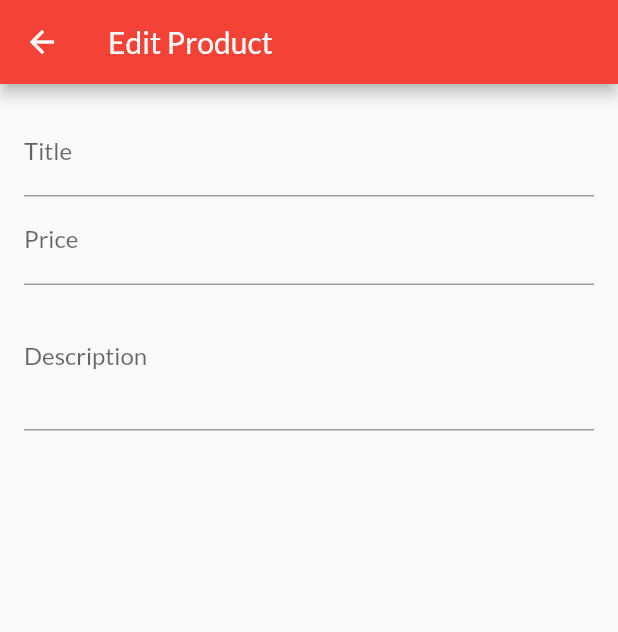
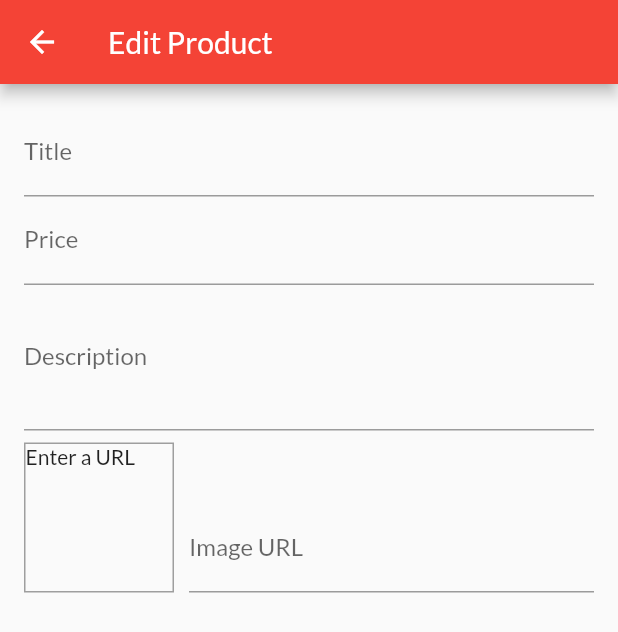
Before and after one commit to Karthikoffl/shop_app, a Flutter app: the EditProductScreen screen opened by its route, on a phone screen of 412 x 824 dp. Shown: the top 632 px of the screen. Run offline on Flutter 3.47's test engine with Material 2 defaults, Android fonts, the phone set to English and light mode, and no system bars; network calls fail.

Commit message:
s24 - 493

```diff
--- a/lib/screens/edit_product_screen.dart
+++ b/lib/screens/edit_product_screen.dart
@@ -10,12 +10,29 @@ class EditProductScreen extends StatefulWidget {
 class _EditProductScreenState extends State<EditProductScreen> {
   final _priceFocusNode = FocusNode();
   final _descriptionFocusNode = FocusNode();
+  final _imageUrlController = TextEditingController();
+  final _imageUrlFocusNode = FocusNode();
+
+  @override
+  void initState() {
+    _imageUrlFocusNode.addListener(_updateImageUrl);
+    super.initState();
+  }
 
   @override
   void dispose() {
+    _imageUrlFocusNode.removeListener(_updateImageUrl);
     _priceFocusNode.dispose();
     _descriptionFocusNode.dispose();
+    _imageUrlController.dispose();
+    _imageUrlFocusNode.dispose();
     super.dispose();
+  }
+
+  void _updateImageUrl() {
+    if (!_imageUrlFocusNode.hasFocus) {
+      setState(() {});
+    }
   }
 
   Widget build(BuildContext context) {
@@ -50,6 +67,42 @@ class _EditProductScreenState extends State<EditProductScreen> {
                 keyboardType: TextInputType.multiline,
                 focusNode: _descriptionFocusNode,
               ),
+              Row(
+                crossAxisAlignment: CrossAxisAlignment.end,
+                children: <Widget>[
+                  Container(
+                    width: 100,
+                    height: 100,
+                    margin: EdgeInsets.only(
+                      top: 8,
+                      right: 10,
+                    ),
+                    decoration: BoxDecoration(
+                      border: Border.all(
+                        width: 1,
+                        color: Colors.grey,
+                      ),
+                    ),
+                    child: _imageUrlController.text.isEmpty
+                        ? Text('Enter a URL')
+                        : FittedBox(
+                            child: Image.network(
+                              _imageUrlController.text,
+                              fit: BoxFit.cover,
+                            ),
+                          ),
+                  ),
+                  Expanded(
+                    child: TextFormField(
+                      decoration: InputDecoration(labelText: 'Image URL'),
+                      keyboardType: TextInputType.url,
+                      textInputAction: TextInputAction.done,
+                      controller: _imageUrlController,
+                      focusNode: _imageUrlFocusNode,
+                    ),
+                  ),
+                ],
+              ),
             ],
           ),
         ),
```
